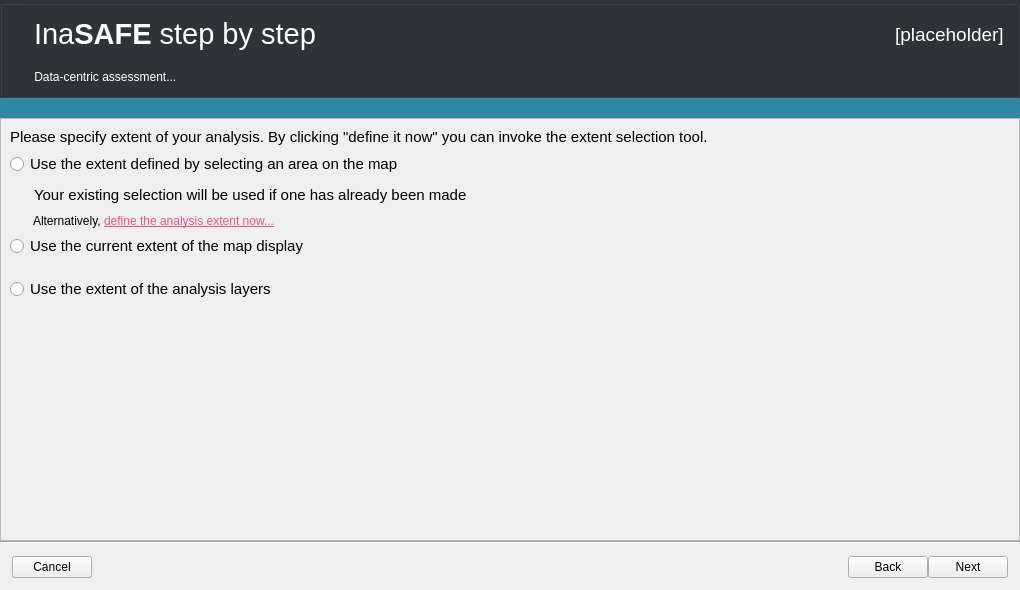
Above: safe/gui/ui/wizard_dialog_base.ui from inasafe/inasafe before the change. Below: the same form after it.
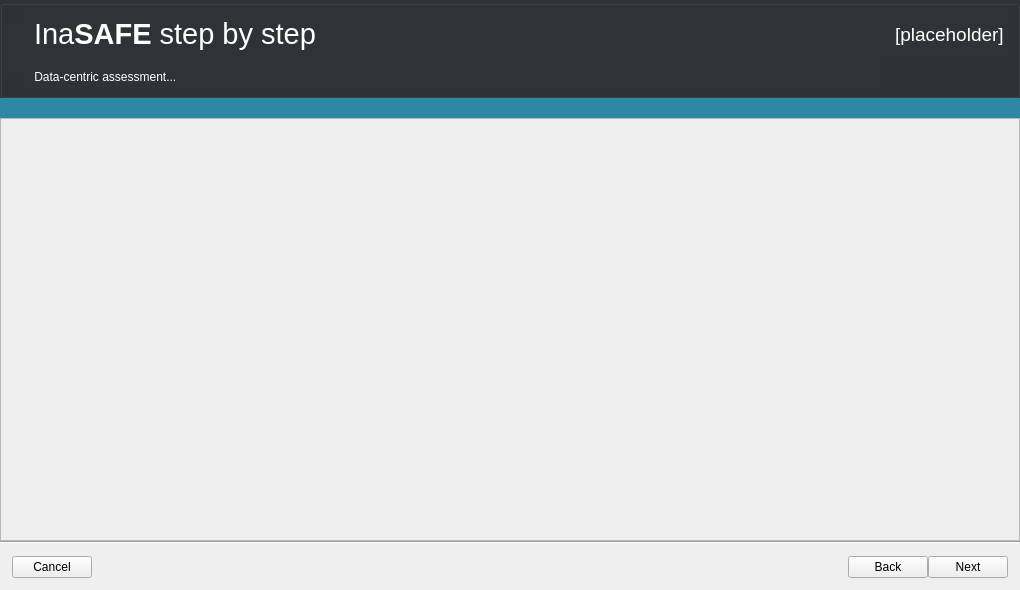
That is the form after the change. The open tabs and pages were chosen to show the change. Icons and pictures are not drawn. Custom widgets are drawn as their Qt base class.

Commit message: [IFCW] Embed the Extent Selector dialog in the wizard window.

The edit to the form file:
```diff
--- a/safe/gui/ui/wizard_dialog_base.ui
+++ b/safe/gui/ui/wizard_dialog_base.ui
@@ -3498,112 +3498,9 @@
             <verstretch>0</verstretch>
            </sizepolicy>
           </property>
-          <layout class="QVBoxLayout" name="verticalLayout_17">
-           <item>
-            <widget class="QLabel" name="lblSelectExtentType">
-             <property name="styleSheet">
-              <string notr="true">font: 11pt &quot;Ubuntu&quot;;</string>
-             </property>
-             <property name="text">
-              <string>Please specify extent of your analysis. By clicking &quot;define it now&quot; you can invoke the extent selection tool.</string>
-             </property>
-             <property name="alignment">
-              <set>Qt::AlignLeading|Qt::AlignLeft|Qt::AlignTop</set>
-             </property>
-             <property name="wordWrap">
-              <bool>true</bool>
-             </property>
-            </widget>
-           </item>
-           <item>
-            <widget class="QRadioButton" name="rbExtentUser">
-             <property name="text">
-              <string>Use the extent defined by selecting an area on the map</string>
-             </property>
-            </widget>
-           </item>
-           <item>
-            <widget class="QLabel" name="lblExistingSelection">
-             <property name="sizePolicy">
-              <sizepolicy hsizetype="Expanding" vsizetype="Preferred">
-               <horstretch>0</horstretch>
-               <verstretch>0</verstretch>
-              </sizepolicy>
-             </property>
-             <property name="font">
-              <font>
-               <family>Ubuntu</family>
-               <pointsize>11</pointsize>
-               <weight>50</weight>
-               <italic>false</italic>
-               <bold>false</bold>
-              </font>
-             </property>
-             <property name="styleSheet">
-              <string notr="true">padding-left: 20px;</string>
-             </property>
-             <property name="text">
-              <string>Your existing selection will be used if one has already been made</string>
-             </property>
-             <property name="alignment">
-              <set>Qt::AlignLeading|Qt::AlignLeft|Qt::AlignTop</set>
-             </property>
-            </widget>
-           </item>
-           <item>
-            <widget class="QLabel" name="lblDefineExtentNow">
-             <property name="sizePolicy">
-              <sizepolicy hsizetype="Expanding" vsizetype="Preferred">
-               <horstretch>0</horstretch>
-               <verstretch>0</verstretch>
-              </sizepolicy>
-             </property>
-             <property name="styleSheet">
-              <string notr="true">padding-left: 20px;</string>
-             </property>
-             <property name="text">
-              <string>&lt;html&gt;&lt;head/&gt;&lt;body&gt;&lt;p&gt;Alternatively, &lt;a href=&quot;define_user_extent&quot;&gt; &lt;span style=&quot; text-decoration: underline; color:#e85290;&quot;&gt;define the analysis extent now...&lt;/span&gt;&lt;/a&gt;&lt;/p&gt;&lt;/body&gt;&lt;/html&gt;</string>
-             </property>
-            </widget>
-           </item>
-           <item>
-            <widget class="QRadioButton" name="rbExtentScreen">
-             <property name="minimumSize">
-              <size>
-               <width>0</width>
-               <height>0</height>
-              </size>
-             </property>
-             <property name="text">
-              <string>Use the current extent of the map display</string>
-             </property>
-            </widget>
-           </item>
-           <item>
-            <widget class="QRadioButton" name="rbExtentLayer">
-             <property name="minimumSize">
-              <size>
-               <width>0</width>
-               <height>50</height>
-              </size>
-             </property>
-             <property name="text">
-              <string>Use the extent of the analysis layers</string>
-             </property>
-            </widget>
-           </item>
-           <item>
-            <spacer name="verticalSpacer_4">
-             <property name="orientation">
-              <enum>Qt::Vertical</enum>
-             </property>
-             <property name="sizeHint" stdset="0">
-              <size>
-               <width>20</width>
-               <height>40</height>
-              </size>
-             </property>
-            </spacer>
+          <layout class="QGridLayout" name="gridLayout_28">
+           <item row="0" column="0">
+            <layout class="QVBoxLayout" name="layoutAnalysisExtent"/>
            </item>
           </layout>
          </widget>
```
Left out of the diff: 52 changed lines with no effect on the pictures. The commit also changes 2 other files.
